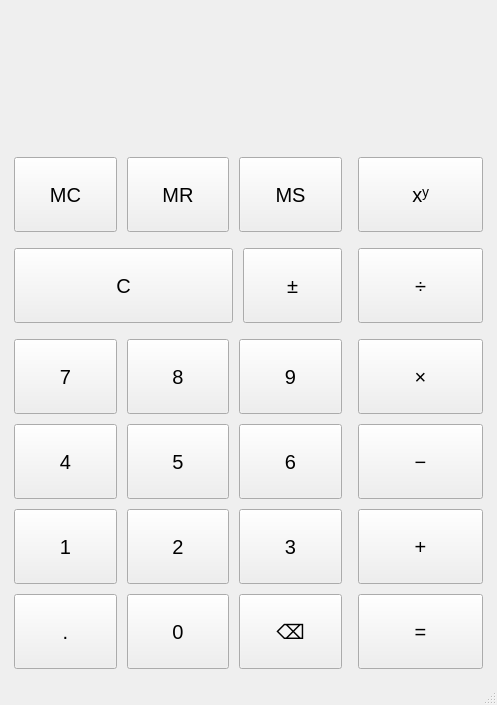
Qt form mainwindow.ui (Fenrigore/cpp-calculator) before a commit.
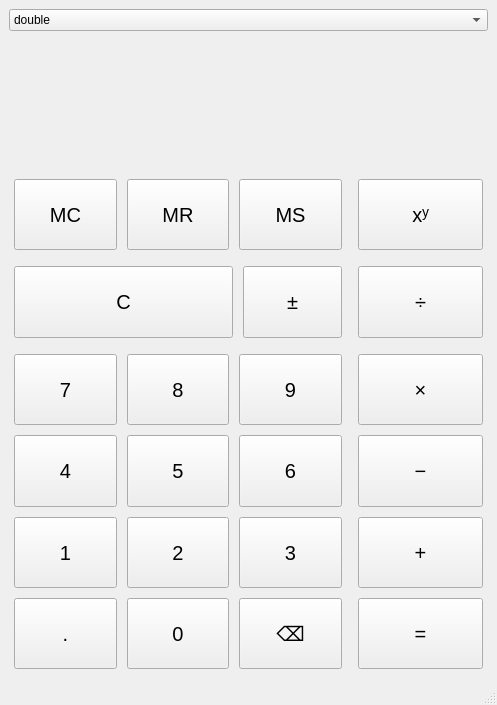
The same form after that commit.

The edit to the form file:
```diff
--- a/mainwindow.ui
+++ b/mainwindow.ui
@@ -16,7 +16,46 @@
   <widget class="QWidget" name="centralwidget">
    <layout class="QHBoxLayout" name="horizontalLayout_4">
     <item>
-     <layout class="QVBoxLayout" name="verticalLayout_4" stretch="1,2,12">
+     <layout class="QVBoxLayout" name="verticalLayout_4" stretch="0,1,2,12">
+      <item>
+       <widget class="QComboBox" name="cmb_controller">
+        <item>
+         <property name="text">
+          <string>double</string>
+         </property>
+        </item>
+        <item>
+         <property name="text">
+          <string>float</string>
+         </property>
+        </item>
+        <item>
+         <property name="text">
+          <string>uint8_t</string>
+         </property>
+        </item>
+        <item>
+         <property name="text">
+          <string>int</string>
+         </property>
+        </item>
+        <item>
+         <property name="text">
+          <string>int64_t</string>
+         </property>
+        </item>
+        <item>
+         <property name="text">
+          <string>size_t</string>
+         </property>
+        </item>
+        <item>
+         <property name="text">
+          <string>Rational</string>
+         </property>
+        </item>
+       </widget>
+      </item>
       <item>
        <widget class="QLabel" name="l_formula">
         <property name="font">
@@ -214,24 +253,6 @@
             <property name="spacing">
              <number>10</number>
             </property>
-            <item row="3" column="0">
-             <widget class="QPushButton" name="btn_dot">
-              <property name="sizePolicy">
-               <sizepolicy hsizetype="MinimumExpanding" vsizetype="MinimumExpanding">
-                <horstretch>0</horstretch>
-                <verstretch>0</verstretch>
-               </sizepolicy>
-              </property>
-              <property name="font">
-               <font>
-                <pointsize>15</pointsize>
-               </font>
-              </property>
-              <property name="text">
-               <string>.</string>
-              </property>
-             </widget>
-            </item>
             <item row="1" column="2">
              <widget class="QPushButton" name="btn_6">
               <property name="sizePolicy">
@@ -430,6 +451,24 @@
               </property>
              </widget>
             </item>
+            <item row="3" column="0">
+             <widget class="QPushButton" name="tb_extra">
+              <property name="sizePolicy">
+               <sizepolicy hsizetype="MinimumExpanding" vsizetype="Expanding">
+                <horstretch>0</horstretch>
+                <verstretch>0</verstretch>
+               </sizepolicy>
+              </property>
+              <property name="font">
+               <font>
+                <pointsize>15</pointsize>
+               </font>
+              </property>
+              <property name="text">
+               <string>.</string>
+              </property>
+             </widget>
+            </item>
            </layout>
           </item>
          </layout>
```
Left out of the diff: 4 changed lines with no effect on the pictures.
